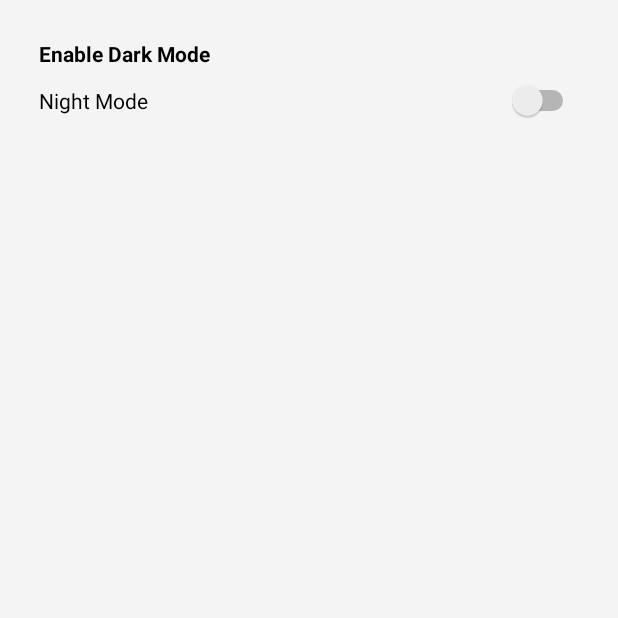
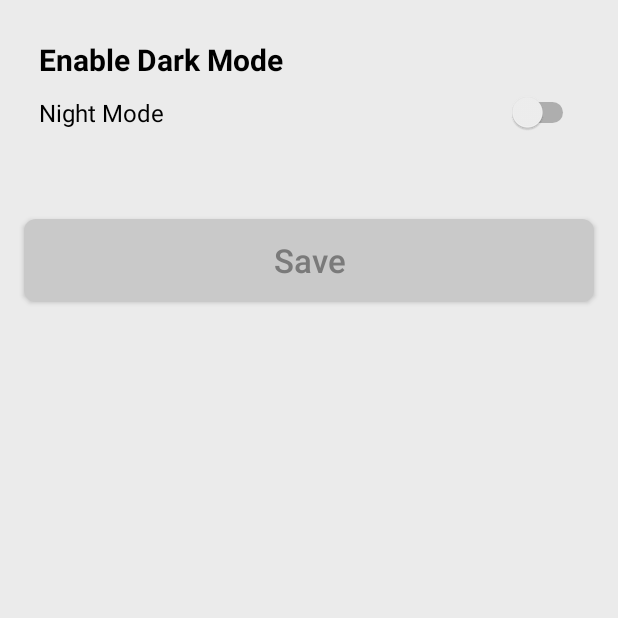
Before and after one commit to dbatsky/Team3_ToDo, an Android app: the screen it shows after launch (SettingsActivity), after a tap on "My ToDos", on a phone screen of 412 x 824 dp, the top half of it. Run offline under Robolectric (Android 15) with nearby library versions, the phone set to English and light mode, and no system bars; our stand-ins replace Firebase (no records; nobody signed in at launch, a user with empty details on screens opened directly).

Commit message:
Dark theme

```diff
--- a/app/src/main/java/com/example/team3_todo/MainActivity.java
+++ b/app/src/main/java/com/example/team3_todo/MainActivity.java
@@ -2,6 +2,7 @@ package com.example.team3_todo;
 
 import androidx.annotation.NonNull;
 import androidx.appcompat.app.AppCompatActivity;
+import androidx.appcompat.app.AppCompatDelegate;
 import androidx.recyclerview.widget.LinearLayoutManager;
 import androidx.recyclerview.widget.RecyclerView;
 
@@ -39,9 +40,19 @@ public class MainActivity extends AppCompatActivity {
     RecyclerView todos;
     ArrayList<todos> list;
     todosAdapter todosAdapter;
+    SharedPref sharedPref;
 
     @Override
     protected void onCreate(Bundle savedInstanceState) {
+
+        sharedPref = new SharedPref(this);
+
+        if (sharedPref.loadNightModeState()) {
+            setTheme(R.style.DarkTheme);
+        } else {
+            setTheme(R.style.AppTheme);
+        }
+
         super.onCreate(savedInstanceState);
         setContentView(R.layout.activity_main);
 
--- a/app/src/main/java/com/example/team3_todo/SettingsActivity.java
+++ b/app/src/main/java/com/example/team3_todo/SettingsActivity.java
@@ -2,13 +2,60 @@ package com.example.team3_todo;
 
 import androidx.appcompat.app.AppCompatActivity;
 
+import android.content.Intent;
 import android.os.Bundle;
+import android.view.View;
+import android.widget.Button;
+import android.widget.CompoundButton;
+import android.widget.Switch;
+import android.widget.Toast;
 
 public class SettingsActivity extends AppCompatActivity {
 
+    Button btnSave;
+    SharedPref sharedPref;
+
     @Override
     protected void onCreate(Bundle savedInstanceState) {
+
+        sharedPref = new SharedPref(this);
+
+        if (sharedPref.loadNightModeState()) {
+            setTheme(R.style.DarkTheme);
+        } else {
+            setTheme(R.style.AppTheme);
+        }
+
         super.onCreate(savedInstanceState);
         setContentView(R.layout.activity_settings);
+
+        Switch darkModeSwitch = findViewById(R.id.darkSwitch);
+        btnSave = findViewById(R.id.btnSave);
+
+        if (sharedPref.loadNightModeState()) {
+            darkModeSwitch.setChecked(true);
+        }
+
+        darkModeSwitch.setOnCheckedChangeListener(new CompoundButton.OnCheckedChangeListener() {
+            @Override
+            public void onCheckedChanged(CompoundButton buttonView, boolean isChecked) {
+                if (isChecked) {
+                    sharedPref.SetNightModeState(true);
+                    recreate();
+                } else {
+                    sharedPref.SetNightModeState(false);
+                    recreate();
+                }
+            }
+        });
+
+        btnSave.setOnClickListener(new View.OnClickListener() {
+            @Override
+            public void onClick(View v) {
+                Toast.makeText(getApplicationContext(), "Saved", Toast.LENGTH_SHORT).show();
+                Intent a = new Intent(SettingsActivity.this, MainActivity.class);
+                startActivity(a);
+            }
+        });
     }
 }
--- /dev/null
+++ b/app/src/main/java/com/example/team3_todo/SharedPref.java
@@ -0,0 +1,22 @@
+package com.example.team3_todo;
+
+import android.content.Context;
+import android.content.SharedPreferences;
+
+public class SharedPref {
+    SharedPreferences sharedPreferences;
+    public SharedPref(Context context) {
+        sharedPreferences = context.getSharedPreferences("filename", Context.MODE_PRIVATE);
+    }
+
+    public void SetNightModeState(Boolean state) {
+        SharedPreferences.Editor editor = sharedPreferences.edit();
+        editor.putBoolean("NightMode", state);
+        editor.commit();
+    }
+
+    public Boolean loadNightModeState() {
+        Boolean state = sharedPreferences.getBoolean("NightMode", false);
+        return state;
+    }
+}
--- a/app/src/main/java/com/example/team3_todo/todosAdapter.java
+++ b/app/src/main/java/com/example/team3_todo/todosAdapter.java
@@ -90,7 +90,7 @@ public class todosAdapter extends RecyclerView.Adapter<todosAdapter.ToDoViewHold
 
 
         if (today.equals(formatter.format(todos.get(position).getLabel()))) {
-            holder.date.setTextColor(Color.parseColor("#d50000"));
+            holder.date.setTextColor(Color.parseColor("#d50505"));
         }
 
 
--- a/app/src/main/res/drawable/bgbtncancel.xml
+++ b/app/src/main/res/drawable/bgbtncancel.xml
@@ -2,7 +2,7 @@
 <shape xmlns:android="http://schemas.android.com/apk/res/android">
 
     <solid
-        android:color="#DDDDDD"
+        android:color="?attr/otherButtonColor"
         />
     <corners
         android:radius="8dp"
--- a/app/src/main/res/drawable/bgbtncreate.xml
+++ b/app/src/main/res/drawable/bgbtncreate.xml
@@ -2,7 +2,7 @@
 <shape xmlns:android="http://schemas.android.com/apk/res/android">
 
     <solid
-        android:color="#1565c0"
+        android:color="?attr/colorPrimary"
         />
     <corners
         android:radius="8dp"
--- a/app/src/main/res/drawable/bgbutton.xml
+++ b/app/src/main/res/drawable/bgbutton.xml
@@ -2,7 +2,7 @@
 <shape xmlns:android="http://schemas.android.com/apk/res/android">
 
     <solid
-        android:color="#1565c0"
+        android:color="?attr/colorPrimary"
         />
 
     <corners
--- a/app/src/main/res/drawable/bginputsel.xml
+++ b/app/src/main/res/drawable/bginputsel.xml
@@ -2,7 +2,7 @@
 <shape xmlns:android="http://schemas.android.com/apk/res/android">
 
     <solid
-        android:color="#E5E8FF"
+        android:color="?attr/inputTask"
         />
     <stroke
         android:width="1dp"
--- a/app/src/main/res/drawable/bginputunsel.xml
+++ b/app/src/main/res/drawable/bginputunsel.xml
@@ -2,11 +2,11 @@
 <shape xmlns:android="http://schemas.android.com/apk/res/android">
 
     <solid
-        android:color="#F8F8F8"
+        android:color="?attr/inputTaskCell"
         />
     <stroke
         android:width="1dp"
-        android:color="#DDDDDD"/>
+        android:color="?attr/inputTaskCell"/>
     <corners
         android:radius="8dp"
         />
--- a/app/src/main/res/drawable/bgtodo.xml
+++ b/app/src/main/res/drawable/bgtodo.xml
@@ -2,7 +2,7 @@
 <shape xmlns:android="http://schemas.android.com/apk/res/android">
 
     <solid
-        android:color="#FFF"
+        android:color="?attr/white"
         />
 
     <corners
--- a/app/src/main/res/layout/activity_main.xml
+++ b/app/src/main/res/layout/activity_main.xml
@@ -5,14 +5,14 @@
     xmlns:tools="http://schemas.android.com/tools"
     android:layout_width="match_parent"
     android:layout_height="match_parent"
-    android:background="#F4F4F4"
+    android:background="?attr/backgroundColor"
     tools:context=".MainActivity">
 
 
     <LinearLayout
         android:orientation="vertical"
         android:layout_width="match_parent"
-        android:background="@color/colorPrimaryDark"
+        android:background="?attr/colorPrimaryDark"
         android:layout_height="198dp">
 
         <LinearLayout
--- a/app/src/main/res/layout/activity_settings.xml
+++ b/app/src/main/res/layout/activity_settings.xml
@@ -2,7 +2,7 @@
     android:orientation="vertical"
     android:layout_width="match_parent"
     android:layout_height="match_parent"
-    android:background="#F4F4F4">
+    android:background="?attr/backgroundColor">
     <LinearLayout
         android:layout_margin="16dp"
         android:layout_width="match_parent"
@@ -12,15 +12,31 @@
         <TextView
             android:layout_width="wrap_content"
             android:layout_height="wrap_content"
+            android:textSize="20sp"
             android:textStyle="bold"
-            android:textColor="#000"
+            android:textColor="?attr/black"
             android:text="Enable Dark Mode"/>
         <Switch
-            android:id="@+id/myswitch"
+            android:id="@+id/darkSwitch"
             android:layout_marginTop="8dp"
             android:layout_width="match_parent"
             android:layout_height="wrap_content"
+            android:textSize="16sp"
             android:text="Night Mode"
-            android:textColor="#000"/>
+            android:textColor="?attr/black"/>
+
     </LinearLayout>
+
+    <Button
+        android:id="@+id/btnSave"
+        android:layout_marginRight="16dp"
+        android:layout_marginLeft="16dp"
+        android:layout_marginTop="14dp"
+        android:text="@string/buttonSave"
+        android:textColor="?attr/deleteTextColor"
+        android:textAllCaps="false"
+        android:background="@drawable/bgbtncancel"
+        android:textSize="22sp"
+        android:layout_width="match_parent"
+        android:layout_height="55dp" />
 </LinearLayout>
--- a/app/src/main/res/layout/item_todo.xml
+++ b/app/src/main/res/layout/item_todo.xml
@@ -22,7 +22,7 @@
             android:layout_height="wrap_content"
             android:layout_marginTop="19dp"
             android:text="@string/hintTitle"
-            android:textColor="@color/colorPrimaryDark"
+            android:textColor="?attr/colorAccent"
             android:textSize="22sp" />
 
         <TextView
@@ -31,7 +31,7 @@
             android:layout_height="45dp"
             android:layout_marginTop="8dp"
             android:text="@string/hintDescription"
-            android:textColor="#868686"
+            android:textColor="?attr/secondaryTextColor"
             android:textSize="18sp" />
 
     </LinearLayout>
@@ -45,7 +45,7 @@
         <TextView
             android:id="@+id/date"
             android:textSize="18sp"
-            android:textColor="#707070"
+            android:textColor="?attr/dateTextColor"
             android:layout_marginTop="20dp"
             android:text="@string/todoDate"
             android:textAlignment="textEnd"
--- a/app/src/main/res/values/strings.xml
+++ b/app/src/main/res/values/strings.xml
@@ -13,7 +13,7 @@
     <string name="hintDescription">e.g. Buy milk</string>
     <string name="todoDue">Edit ToDo</string>
     <string name="todoDate">Tomorrow</string>
-    <string name="buttonCreate">Create now</string>
+    <string name="buttonCreate">Create</string>
     <string name="buttonCancel">Cancel</string>
     <string name="buttonSave">Save</string>
     <string name="buttonDelete">Delete</string>
--- a/app/src/main/res/values/styles.xml
+++ b/app/src/main/res/values/styles.xml
@@ -3,9 +3,41 @@
     <!-- Base application theme. -->
     <style name="AppTheme" parent="Theme.AppCompat.Light.NoActionBar">
         <!-- Customize your theme here. -->
-        <item name="colorPrimary">@color/colorPrimary</item>
-        <item name="colorPrimaryDark">@color/colorPrimaryDark</item>
-        <item name="colorAccent">@color/colorAccent</item>
+        <item name="colorPrimary">#1565c0</item>
+        <item name="colorPrimaryDark">#003c8f</item>
+        <item name="colorAccent">#003c8f</item>
+        <item name="android:textColorPrimary">#000</item>
+        <item name="backgroundColor">#EBEBEB</item>
+        <item name="primaryTextColor">#003c8f</item>
+        <item name="secondaryTextColor">#868686</item>
+        <item name="inputTask">#FFF</item>
+        <item name="inputTaskCell">#EBEBEB</item>
+        <item name="todayTextColor">#d50505</item>
+        <item name="dateTextColor">#707070</item>
+        <item name="otherButtonColor">#C9C9C9</item>
+        <item name="deleteTextColor">#7A7A7A</item>
+        <item name="white">#FFF</item>
+        <item name="black">#000</item>
+    </style>
+
+    <!-- Dark application theme. -->
+    <style name="DarkTheme" parent="Theme.AppCompat.Light.NoActionBar">
+        <!-- Customize your theme here. -->
+        <item name="colorPrimary">#0C3668</item>
+        <item name="colorPrimaryDark">#001025</item>
+        <item name="colorAccent">#297ADD</item>
+        <item name="android:textColorPrimary">#FFF</item>
+        <item name="backgroundColor">#000000</item>
+        <item name="primaryTextColor">#FFF</item>
+        <item name="secondaryTextColor">#868686</item>
+        <item name="inputTask">#000</item>
+        <item name="inputTaskCell">#000000</item>
+        <item name="todayTextColor">#d50505</item>
+        <item name="dateTextColor">#C1C1C1</item>
+        <item name="otherButtonColor">#3A3A3A</item>
+        <item name="deleteTextColor">#D2D2D2</item>
+        <item name="white">#222222</item>
+        <item name="black">#FFF</item>
     </style>
 
 </resources>
```
Also changed, not shown: app/src/main/java/com/example/team3_todo/EditToDoActivity.java (+10 -0 lines), app/src/main/java/com/example/team3_todo/NewToDoActivity.java (+10 -0 lines), app/src/main/res/layout/activity_edit_to_do.xml (+12 -8 lines), app/src/main/res/layout/activity_new_to_do.xml (+8 -10 lines), app/src/main/res/values/attrs.xml (+7 -6 lines).
